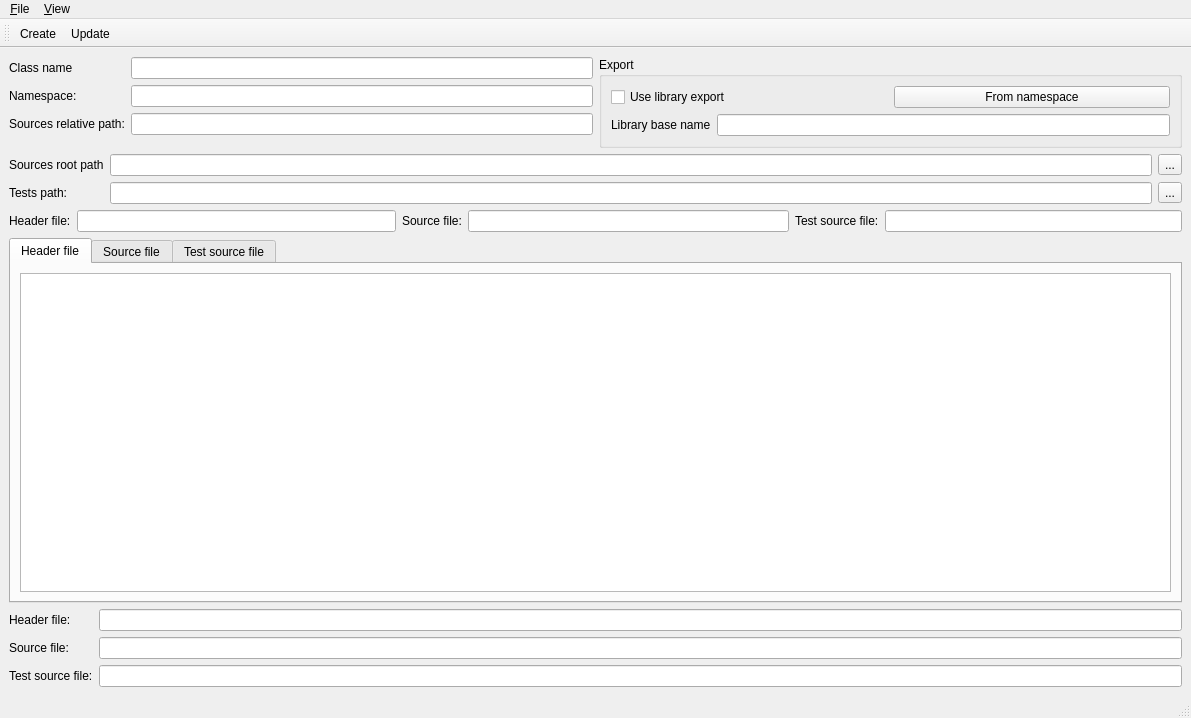
Before: the Qt Designer form apps/CreateClass/src/MainWindow.ui in scandyna/CppRefactoringTools, drawn with Qt 5.
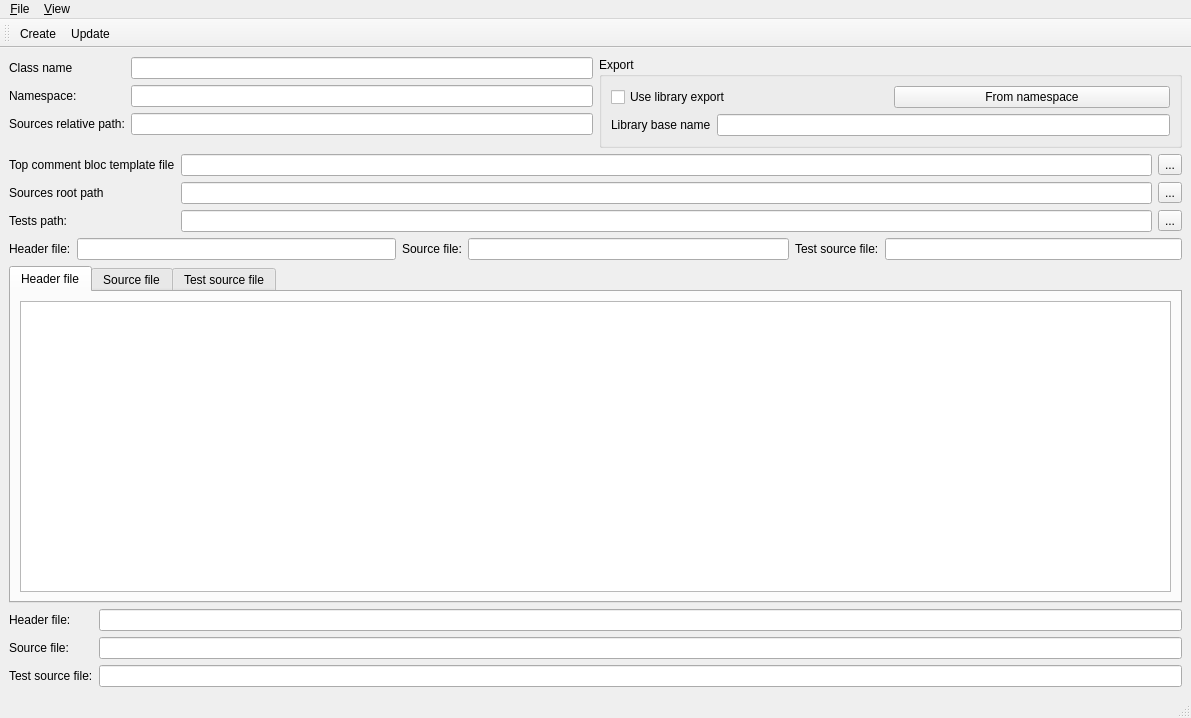
After: the same form once the commit is applied. Icons and pictures are not drawn.

Commit message:
Implement read top comment bloc from a file
Note: current implementation is naive.
File content is not checked.
Error messages are not good.

The edit to the form file:
```diff
--- a/apps/CreateClass/src/MainWindow.ui
+++ b/apps/CreateClass/src/MainWindow.ui
@@ -93,13 +93,20 @@
     <item row="1" column="0" colspan="2">
      <layout class="QFormLayout" name="formLayout_4">
       <item row="0" column="0">
+       <widget class="QLabel" name="topCommentBlocTemplateFileLabel">
+        <property name="text">
+         <string>Top comment bloc template file</string>
+        </property>
+       </widget>
+      </item>
+      <item row="1" column="0">
        <widget class="QLabel" name="sourceRootDirectoryPathLabel">
         <property name="text">
          <string>Sources root path</string>
         </property>
        </widget>
       </item>
-      <item row="0" column="1">
+      <item row="1" column="1">
        <layout class="QHBoxLayout" name="horizontalLayout_2">
         <item>
          <widget class="QLineEdit" name="sourceRootDirectoryPathEdit"/>
@@ -113,14 +120,14 @@
         </item>
        </layout>
       </item>
-      <item row="1" column="0">
+      <item row="2" column="0">
        <widget class="QLabel" name="TestDirectoryPathLabel">
         <property name="text">
          <string>Tests path:</string>
         </property>
        </widget>
       </item>
-      <item row="1" column="1">
+      <item row="2" column="1">
        <layout class="QHBoxLayout" name="horizontalLayout_3">
         <item>
          <widget class="QLineEdit" name="testDirectoryPathEdit"/>
@@ -134,6 +141,20 @@
         </item>
        </layout>
       </item>
+      <item row="0" column="1">
+       <layout class="QHBoxLayout" name="horizontalLayout_5">
+        <item>
+         <widget class="QLineEdit" name="topCommentBlocTemplateFileEdit"/>
+        </item>
+        <item>
+         <widget class="QToolButton" name="selectTopCommentBlocTemplateFile">
+          <property name="text">
+           <string>...</string>
+          </property>
+         </widget>
+        </item>
+       </layout>
+      </item>
      </layout>
     </item>
     <item row="2" column="0" colspan="2">
```
The commit also changes 21 other files.
